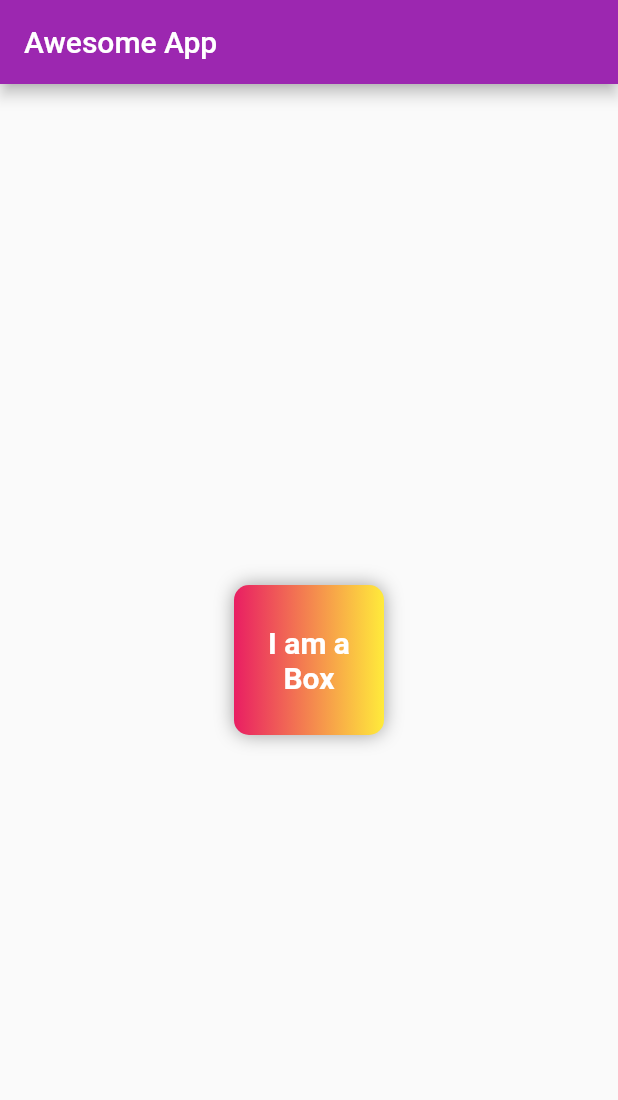
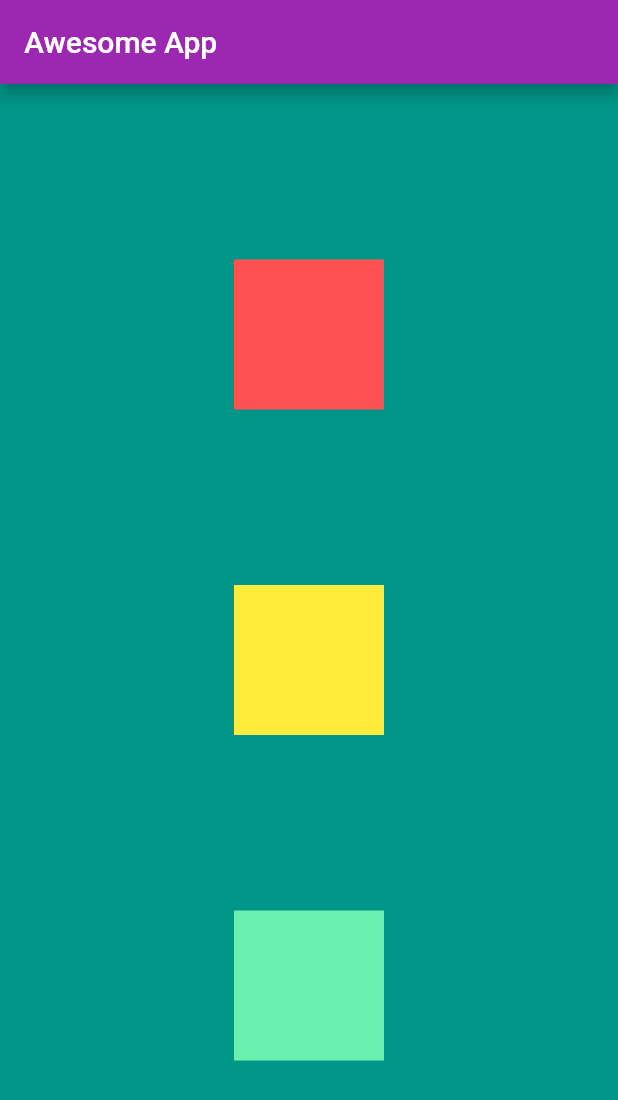
Before and after one commit to KamalDGRT/flutter_init, a Flutter app: the screen it shows after launch, on a phone screen of 412 x 824 dp. Shown: the top 1100 px of the screen. Run offline on Flutter 3.47's test engine with Material 2 defaults, Android fonts, the phone set to English and light mode, and no system bars.

Commit message:
Rows and Columns

```diff
--- a/lib/main.dart
+++ b/lib/main.dart
@@ -18,35 +18,35 @@ class HomePage extends StatelessWidget {
         appBar: AppBar(
           title: Text("Awesome App"),
         ),
-        body: Center(
-          child: Container(
-            padding: const EdgeInsets.all(8),
-            width: 100,
-            height: 100,
-            // clipBehavior: Clip.antiAlias,
-            alignment: Alignment.center,
-            decoration: BoxDecoration(
-                color: Colors.blue,
-                borderRadius: BorderRadius.circular(10),
-                gradient: LinearGradient(colors: [
-                  Colors.pink,
-                  Colors.yellow,
-                ]),
-                boxShadow: [
-                  BoxShadow(
-                    color: Colors.grey,
-                    blurRadius: 10,
-                  )
-                ]),
-            child: Text(
-              "I am a Box",
-              textAlign: TextAlign.center,
-              style: TextStyle(
-                fontSize: 20,
-                color: Colors.white,
-                fontWeight: FontWeight.bold,
+        body: Container(
+          width: 500,
+          color: Colors.teal,
+          child: Column(
+            mainAxisAlignment: MainAxisAlignment.spaceEvenly,
+            crossAxisAlignment: CrossAxisAlignment.center,
+            children: <Widget>[
+              Container(
+                padding: const EdgeInsets.all(8),
+                width: 100,
+                height: 100,
+                color: Colors.redAccent,
+                alignment: Alignment.center,
               ),
-            ),
+              Container(
+                padding: const EdgeInsets.all(8),
+                width: 100,
+                height: 100,
+                color: Colors.yellow,
+                alignment: Alignment.center,
+              ),
+              Container(
+                padding: const EdgeInsets.all(8),
+                width: 100,
+                height: 100,
+                color: Colors.greenAccent,
+                alignment: Alignment.center,
+              ),
+            ],
           ),
         ));
   }
```
